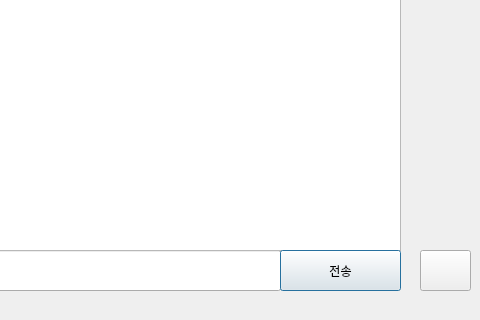
First picture: the form in client_chat/chat.ui, repository a-bnb/RentCar, before the edit; both pictures show x 240 to 720 and y 100 to 420 of the 720 by 420 pixel window.
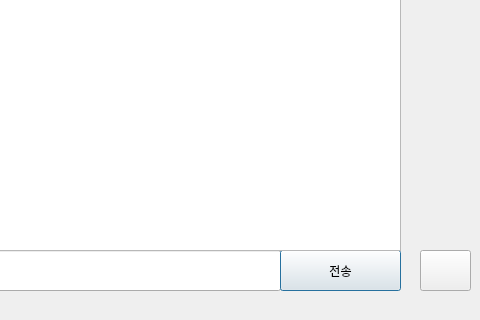
Second picture: the form after the edit. Icons and pictures are not drawn.

What changed in the file:
```diff
--- a/client_chat/chat.ui
+++ b/client_chat/chat.ui
@@ -23,16 +23,6 @@
     </rect>
    </property>
   </widget>
-  <widget class="QTextBrowser" name="chat_browser">
-   <property name="geometry">
-    <rect>
-     <x>30</x>
-     <y>30</y>
-     <width>611</width>
-     <height>321</height>
-    </rect>
-   </property>
-  </widget>
   <widget class="QPushButton" name="chat_btn">
    <property name="geometry">
     <rect>
@@ -69,6 +59,19 @@
     </size>
    </property>
   </widget>
+  <widget class="QListWidget" name="chat_list">
+   <property name="geometry">
+    <rect>
+     <x>30</x>
+     <y>30</y>
+     <width>611</width>
+     <height>321</height>
+    </rect>
+   </property>
+   <property name="selectionMode">
+    <enum>QAbstractItemView::NoSelection</enum>
+   </property>
+  </widget>
  </widget>
  <resources>
   <include location="img.qrc"/>
```
Left out of the diff: 6 changed lines with no effect on the pictures.
